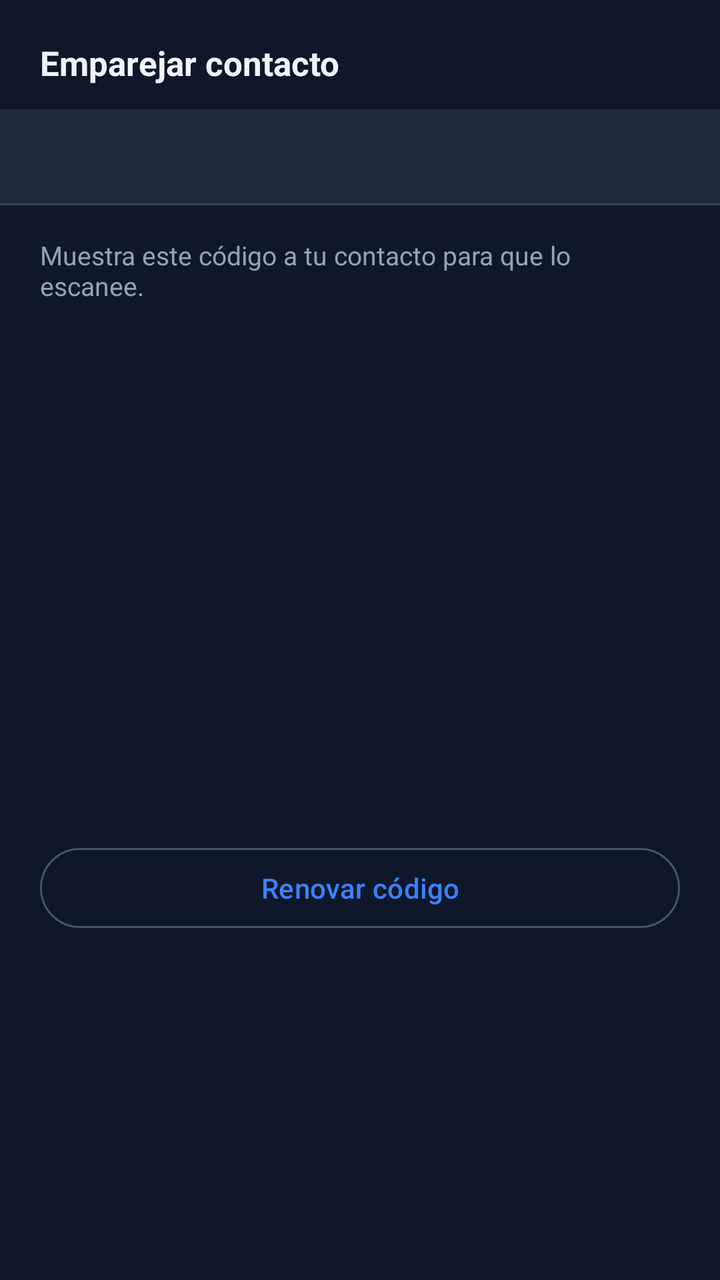
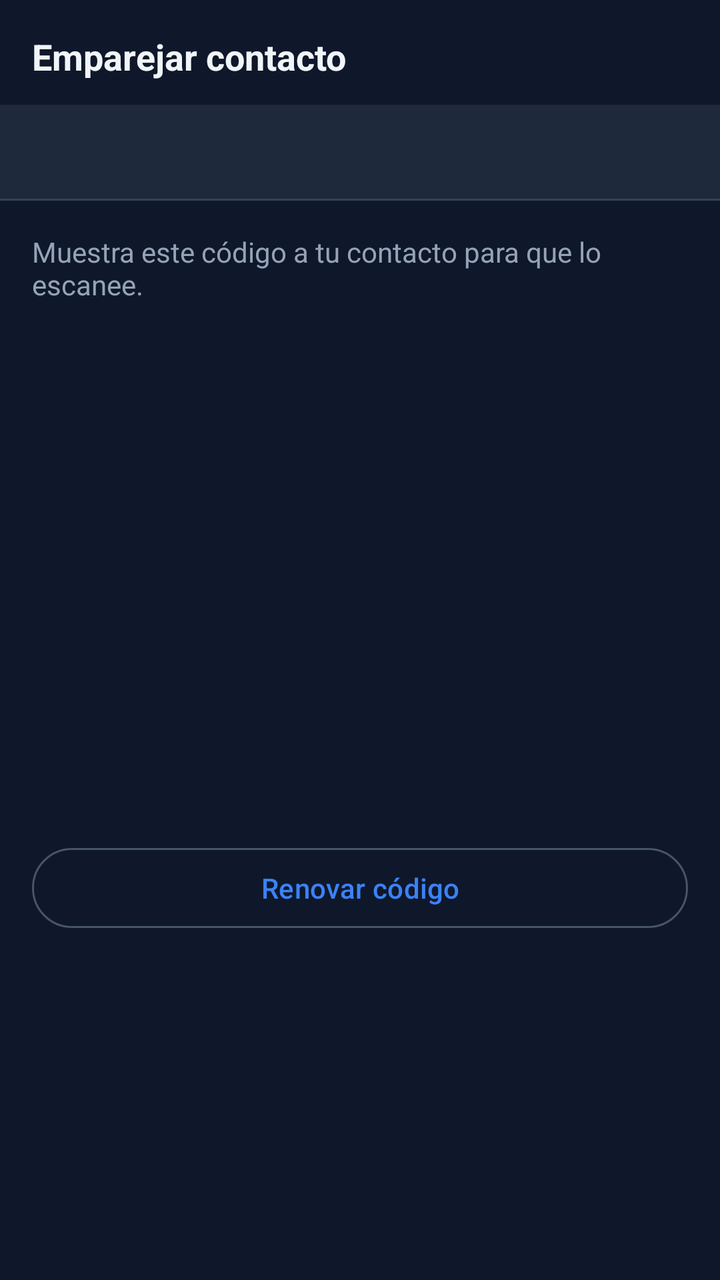

The first picture is an Android layout as it rendered before a commit; the second is the same layout after the commit. The layout source and the unified diff follow.
<!-- AndroidManifest.xml: application theme Theme.Localiza2 -->
<!-- res/layout/bottom_sheet_pair_contact.xml -->
<?xml version="1.0" encoding="utf-8"?>
<LinearLayout xmlns:android="http://schemas.android.com/apk/res/android"
    xmlns:app="http://schemas.android.com/apk/res-auto"
    android:layout_width="match_parent"
    android:layout_height="wrap_content"
    android:orientation="vertical"
    android:paddingBottom="24dp">

    
    <TextView
        android:layout_width="match_parent"
        android:layout_height="wrap_content"
        android:paddingHorizontal="20dp"
        android:paddingTop="20dp"
        android:paddingBottom="12dp"
        android:text="Emparejar contacto"
        android:textSize="17sp"
        android:textStyle="bold"
        android:textColor="?attr/colorOnSurface" />

    
    <com.google.android.material.tabs.TabLayout
        android:id="@+id/tabLayout"
        android:layout_width="match_parent"
        android:layout_height="wrap_content"
        app:tabMode="fixed"
        app:tabGravity="fill"
        app:tabIndicatorColor="?attr/colorPrimary"
        app:tabSelectedTextColor="?attr/colorPrimary"
        app:tabTextColor="?attr/colorOnSurfaceVariant" />

    
    <LinearLayout
        android:id="@+id/panelQr"
        android:layout_width="match_parent"
        android:layout_height="wrap_content"
        android:orientation="vertical"
        android:paddingHorizontal="20dp"
        android:paddingTop="16dp">

        <TextView
            android:layout_width="match_parent"
            android:layout_height="wrap_content"
            android:text="Muestra este código a tu contacto para que lo escanee."
            android:textSize="13sp"
            android:textColor="?attr/colorOnSurfaceVariant"
            android:paddingBottom="12dp" />

        <FrameLayout
            android:layout_width="match_parent"
            android:layout_height="wrap_content"
            android:minHeight="220dp">

            <ImageView
                android:id="@+id/imgQr"
                android:layout_width="200dp"
                android:layout_height="200dp"
                android:layout_gravity="center"
                android:visibility="gone"
                android:contentDescription="Código QR de emparejamiento" />

            <ProgressBar
                android:id="@+id/progressQr"
                android:layout_width="48dp"
                android:layout_height="48dp"
                android:layout_gravity="center" />

            <TextView
                android:id="@+id/tvQrError"
                android:layout_width="wrap_content"
                android:layout_height="wrap_content"
                android:layout_gravity="center"
                android:textColor="@color/design_default_color_error"
                android:textSize="13sp"
                android:visibility="gone" />
        </FrameLayout>

        <TextView
            android:id="@+id/tvQrExpiry"
            android:layout_width="match_parent"
            android:layout_height="wrap_content"
            android:paddingTop="8dp"
            android:textSize="12sp"
            android:textColor="?attr/colorOnSurfaceVariant"
            android:gravity="center" />

        <com.google.android.material.button.MaterialButton
            android:id="@+id/btnQrRefresh"
            style="@style/Widget.Material3.Button.OutlinedButton"
            android:layout_width="match_parent"
            android:layout_height="wrap_content"
            android:layout_marginTop="12dp"
            android:text="Renovar código" />
    </LinearLayout>

    
    <LinearLayout
        android:id="@+id/panelEmail"
        android:layout_width="match_parent"
        android:layout_height="wrap_content"
        android:orientation="vertical"
        android:paddingHorizontal="20dp"
        android:paddingTop="16dp"
        android:visibility="gone">

        <TextView
            android:layout_width="match_parent"
            android:layout_height="wrap_content"
            android:text="Envía una invitación por correo electrónico."
            android:textSize="13sp"
            android:textColor="?attr/colorOnSurfaceVariant"
            android:paddingBottom="12dp" />

        <com.google.android.material.textfield.TextInputLayout
            android:layout_width="match_parent"
            android:layout_height="wrap_content"
            android:hint="Email del contacto"
            style="@style/Widget.Material3.TextInputLayout.OutlinedBox">

            <com.google.android.material.textfield.TextInputEditText
                android:id="@+id/etEmail"
                android:layout_width="match_parent"
                android:layout_height="wrap_content"
                android:inputType="textEmailAddress"
                android:imeOptions="actionNext" />
        </com.google.android.material.textfield.TextInputLayout>

        <com.google.android.material.textfield.TextInputLayout
            android:layout_width="match_parent"
            android:layout_height="wrap_content"
            android:layout_marginTop="8dp"
            android:hint="Alias (cómo le llamarás)"
            style="@style/Widget.Material3.TextInputLayout.OutlinedBox">

            <com.google.android.material.textfield.TextInputEditText
                android:id="@+id/etAlias"
                android:layout_width="match_parent"
                android:layout_height="wrap_content"
                android:inputType="textPersonName"
                android:imeOptions="actionDone" />
        </com.google.android.material.textfield.TextInputLayout>

        <TextView
            android:id="@+id/tvEmailResult"
            android:layout_width="match_parent"
            android:layout_height="wrap_content"
            android:layout_marginTop="8dp"
            android:textSize="13sp"
            android:visibility="gone" />

        <com.google.android.material.button.MaterialButton
            android:id="@+id/btnSendInvite"
            android:layout_width="match_parent"
            android:layout_height="wrap_content"
            android:layout_marginTop="12dp"
            android:text="Enviar invitación" />
    </LinearLayout>

</LinearLayout>
<!-- resources referenced by this layout -->
<resources>
  <style name="Theme.Localiza2" parent="Theme.Material3.DayNight.NoActionBar">
          
          <item name="colorPrimary">@color/accent_primary</item>
          <item name="colorOnPrimary">@color/white</item>
          <item name="colorPrimaryContainer">@color/bg_surface_2</item>
          <item name="colorOnPrimaryContainer">@color/accent_light</item>
  
          
          <item name="colorSecondary">@color/accent_primary</item>
          <item name="colorOnSecondary">@color/white</item>
          <item name="colorSecondaryContainer">@color/bg_surface_2</item>
          <item name="colorOnSecondaryContainer">@color/accent_light</item>
  
          
          <item name="colorError">@color/danger</item>
          <item name="colorOnError">@color/white</item>
          <item name="colorErrorContainer">@color/bg_surface_2</item>
          <item name="colorOnErrorContainer">@color/danger</item>
  
          
          <item name="colorSurface">@color/bg_surface</item>
          <item name="colorOnSurface">@color/text_primary</item>
          <item name="colorSurfaceVariant">@color/bg_surface_2</item>
          <item name="colorOnSurfaceVariant">@color/text_muted</item>
          <item name="android:colorBackground">@color/bg_primary</item>
          <item name="colorOnBackground">@color/text_primary</item>
  
          
          <item name="colorOutline">@color/bg_surface_3</item>
          <item name="colorOutlineVariant">@color/bg_surface_2</item>
          <item name="colorSurfaceContainerLow">@color/bg_surface</item>
          <item name="colorSurfaceContainer">@color/bg_surface_2</item>
          <item name="colorSurfaceContainerHigh">@color/bg_surface_3</item>
  
          
          <item name="android:textColorPrimary">@color/text_primary</item>
          <item name="android:textColorSecondary">@color/text_muted</item>
          <item name="android:textColorHint">@color/text_hint</item>
      </style>
  <color name="accent_primary">#3b82f6</color>
  <color name="white">#FFFFFFFF</color>
  <color name="bg_surface_2">#334155</color>
  <color name="accent_light">#60a5fa</color>
  <color name="danger">#ef4444</color>
  <color name="bg_surface">#1e293b</color>
  <color name="text_primary">#f1f5f9</color>
  <color name="text_muted">#94a3b8</color>
  <color name="bg_primary">#0f172a</color>
  <color name="bg_surface_3">#475569</color>
  <color name="text_hint">#64748b</color>
</resources>

<!-- the commit's change to res/layout/bottom_sheet_pair_contact.xml (unified diff, before → after) -->
@@ -4,21 +4,19 @@
     android:layout_width="match_parent"
     android:layout_height="wrap_content"
     android:orientation="vertical"
-    android:paddingBottom="24dp">
+    android:paddingBottom="@dimen/spacing_xl">
 
-    
     <TextView
         android:layout_width="match_parent"
         android:layout_height="wrap_content"
-        android:paddingHorizontal="20dp"
-        android:paddingTop="20dp"
-        android:paddingBottom="12dp"
+        android:paddingHorizontal="@dimen/spacing_lg"
+        android:paddingTop="@dimen/spacing_lg"
+        android:paddingBottom="@dimen/spacing_md"
         android:text="Emparejar contacto"
-        android:textSize="17sp"
+        android:textSize="@dimen/text_size_headline"
         android:textStyle="bold"
         android:textColor="?attr/colorOnSurface" />
 
-    
     <com.google.android.material.tabs.TabLayout
         android:id="@+id/tabLayout"
         android:layout_width="match_parent"
@@ -35,16 +33,16 @@
         android:layout_width="match_parent"
         android:layout_height="wrap_content"
         android:orientation="vertical"
-        android:paddingHorizontal="20dp"
-        android:paddingTop="16dp">
+        android:paddingHorizontal="@dimen/spacing_lg"
+        android:paddingTop="@dimen/spacing_lg">
 
         <TextView
             android:layout_width="match_parent"
             android:layout_height="wrap_content"
             android:text="Muestra este código a tu contacto para que lo escanee."
-            android:textSize="13sp"
+            android:textSize="@dimen/text_size_body"
             android:textColor="?attr/colorOnSurfaceVariant"
-            android:paddingBottom="12dp" />
+            android:paddingBottom="@dimen/spacing_md" />
 
         <FrameLayout
             android:layout_width="match_parent"
@@ -61,8 +59,8 @@
 
             <ProgressBar
                 android:id="@+id/progressQr"
-                android:layout_width="48dp"
-                android:layout_height="48dp"
+                android:layout_width="@dimen/avatar_size_lg"
+                android:layout_height="@dimen/avatar_size_lg"
                 android:layout_gravity="center" />
 
             <TextView
@@ -70,8 +68,8 @@
                 android:layout_width="wrap_content"
                 android:layout_height="wrap_content"
                 android:layout_gravity="center"
-                android:textColor="@color/design_default_color_error"
-                android:textSize="13sp"
+                android:textColor="@color/danger"
+                android:textSize="@dimen/text_size_body"
                 android:visibility="gone" />
         </FrameLayout>
 
@@ -79,8 +77,8 @@
             android:id="@+id/tvQrExpiry"
             android:layout_width="match_parent"
             android:layout_height="wrap_content"
-            android:paddingTop="8dp"
-            android:textSize="12sp"
+            android:paddingTop="@dimen/spacing_sm"
+            android:textSize="@dimen/text_size_sm"
             android:textColor="?attr/colorOnSurfaceVariant"
             android:gravity="center" />
 
@@ -89,7 +87,7 @@
             style="@style/Widget.Material3.Button.OutlinedButton"
             android:layout_width="match_parent"
             android:layout_height="wrap_content"
-            android:layout_marginTop="12dp"
+            android:layout_marginTop="@dimen/spacing_md"
             android:text="Renovar código" />
     </LinearLayout>
 
@@ -99,17 +97,17 @@
         android:layout_width="match_parent"
         android:layout_height="wrap_content"
         android:orientation="vertical"
-        android:paddingHorizontal="20dp"
-        android:paddingTop="16dp"
+        android:paddingHorizontal="@dimen/spacing_lg"
+        android:paddingTop="@dimen/spacing_lg"
         android:visibility="gone">
 
         <TextView
             android:layout_width="match_parent"
             android:layout_height="wrap_content"
             android:text="Envía una invitación por correo electrónico."
-            android:textSize="13sp"
+            android:textSize="@dimen/text_size_body"
             android:textColor="?attr/colorOnSurfaceVariant"
-            android:paddingBottom="12dp" />
+            android:paddingBottom="@dimen/spacing_md" />
 
         <com.google.android.material.textfield.TextInputLayout
             android:layout_width="match_parent"
@@ -128,7 +126,7 @@
         <com.google.android.material.textfield.TextInputLayout
             android:layout_width="match_parent"
             android:layout_height="wrap_content"
-            android:layout_marginTop="8dp"
+            android:layout_marginTop="@dimen/spacing_sm"
             android:hint="Alias (cómo le llamarás)"
             style="@style/Widget.Material3.TextInputLayout.OutlinedBox">
 
@@ -144,15 +142,15 @@
             android:id="@+id/tvEmailResult"
             android:layout_width="match_parent"
             android:layout_height="wrap_content"
-            android:layout_marginTop="8dp"
-            android:textSize="13sp"
+            android:layout_marginTop="@dimen/spacing_sm"
+            android:textSize="@dimen/text_size_body"
             android:visibility="gone" />
 
         <com.google.android.material.button.MaterialButton
             android:id="@+id/btnSendInvite"
             android:layout_width="match_parent"
             android:layout_height="wrap_content"
-            android:layout_marginTop="12dp"
+            android:layout_marginTop="@dimen/spacing_md"
             android:text="Enviar invitación" />
     </LinearLayout>
 
<!-- resource entries referenced after the edit -->
@@ -44,6 +44,14 @@
   <color name="bg_surface_2">#334155</color>
   <color name="accent_light">#60a5fa</color>
   <color name="danger">#ef4444</color>
+  <dimen name="avatar_size_lg">48dp</dimen>
+  <dimen name="spacing_lg">16dp</dimen>
+  <dimen name="spacing_md">12dp</dimen>
+  <dimen name="spacing_sm">8dp</dimen>
+  <dimen name="spacing_xl">24dp</dimen>
+  <dimen name="text_size_body">14sp</dimen>
+  <dimen name="text_size_headline">18sp</dimen>
+  <dimen name="text_size_sm">12sp</dimen>
   <color name="bg_surface">#1e293b</color>
   <color name="text_primary">#f1f5f9</color>
   <color name="text_muted">#94a3b8</color>
